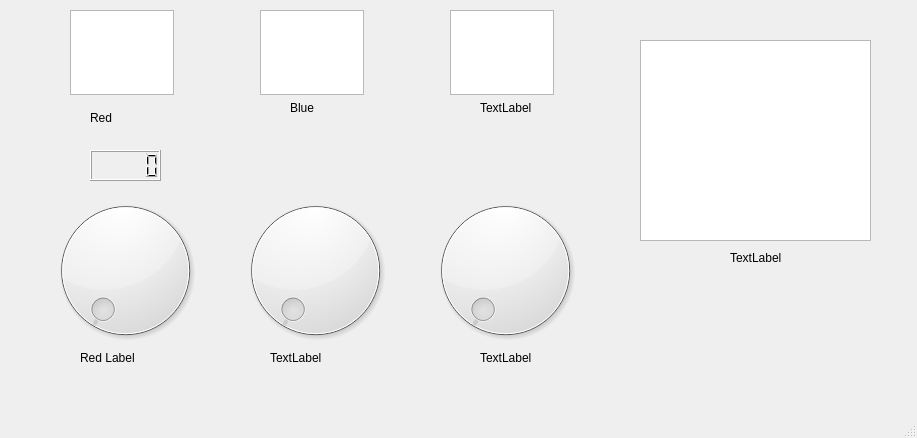
Before: the Qt Designer form QDial-ex/mainwindow.ui in Saptarshi-max/Qt-Examples, drawn with Qt 5.
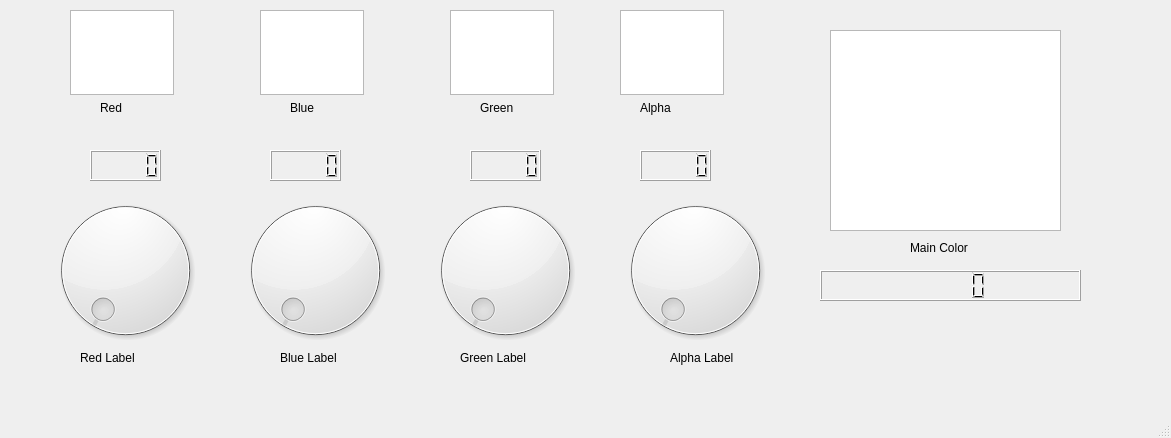
After: the same form once the commit is applied.

Commit message: Updated QtDial UI- Added Alpha Parameter

```diff
--- a/QDial-ex/mainwindow.ui
+++ b/QDial-ex/mainwindow.ui
@@ -6,7 +6,7 @@
    <rect>
     <x>0</x>
     <y>0</y>
-    <width>917</width>
+    <width>1171</width>
     <height>438</height>
    </rect>
   </property>
@@ -47,8 +47,8 @@
    <widget class="QTextEdit" name="textEdit">
     <property name="geometry">
      <rect>
-      <x>640</x>
-      <y>40</y>
+      <x>830</x>
+      <y>30</y>
       <width>231</width>
       <height>201</height>
      </rect>
@@ -107,7 +107,7 @@
      </rect>
     </property>
     <property name="text">
-     <string>TextLabel</string>
+     <string>Green</string>
     </property>
    </widget>
    <widget class="QLabel" name="label_4">
@@ -126,8 +126,8 @@
    <widget class="QLabel" name="label_5">
     <property name="geometry">
      <rect>
-      <x>90</x>
-      <y>110</y>
+      <x>100</x>
+      <y>100</y>
       <width>55</width>
       <height>16</height>
      </rect>
@@ -139,40 +139,40 @@
    <widget class="QLabel" name="label_3">
     <property name="geometry">
      <rect>
-      <x>480</x>
+      <x>460</x>
       <y>350</y>
-      <width>55</width>
+      <width>81</width>
       <height>16</height>
      </rect>
     </property>
     <property name="text">
-     <string>TextLabel</string>
+     <string>Green Label</string>
     </property>
    </widget>
    <widget class="QLabel" name="label_7">
     <property name="geometry">
      <rect>
-      <x>730</x>
-      <y>250</y>
-      <width>55</width>
+      <x>910</x>
+      <y>240</y>
+      <width>111</width>
       <height>16</height>
      </rect>
     </property>
     <property name="text">
-     <string>TextLabel</string>
+     <string>Main Color </string>
     </property>
    </widget>
    <widget class="QLabel" name="label_8">
     <property name="geometry">
      <rect>
-      <x>270</x>
+      <x>280</x>
       <y>350</y>
-      <width>55</width>
+      <width>71</width>
       <height>16</height>
      </rect>
     </property>
     <property name="text">
-     <string>TextLabel</string>
+     <string>Blue Label</string>
     </property>
    </widget>
    <widget class="QLCDNumber" name="lcdNumber">
@@ -185,6 +185,92 @@
      </rect>
     </property>
    </widget>
+   <widget class="QDial" name="dial_4">
+    <property name="geometry">
+     <rect>
+      <x>600</x>
+      <y>190</y>
+      <width>191</width>
+      <height>161</height>
+     </rect>
+    </property>
+   </widget>
+   <widget class="QLabel" name="label_6">
+    <property name="geometry">
+     <rect>
+      <x>670</x>
+      <y>350</y>
+      <width>81</width>
+      <height>16</height>
+     </rect>
+    </property>
+    <property name="text">
+     <string>Alpha Label</string>
+    </property>
+   </widget>
+   <widget class="QTextEdit" name="textEdit_5">
+    <property name="geometry">
+     <rect>
+      <x>620</x>
+      <y>10</y>
+      <width>104</width>
+      <height>85</height>
+     </rect>
+    </property>
+   </widget>
+   <widget class="QLabel" name="label_9">
+    <property name="geometry">
+     <rect>
+      <x>640</x>
+      <y>100</y>
+      <width>55</width>
+      <height>16</height>
+     </rect>
+    </property>
+    <property name="text">
+     <string>Alpha</string>
+    </property>
+   </widget>
+   <widget class="QLCDNumber" name="lcdNumber_2">
+    <property name="geometry">
+     <rect>
+      <x>270</x>
+      <y>150</y>
+      <width>71</width>
+      <height>31</height>
+     </rect>
+    </property>
+   </widget>
+   <widget class="QLCDNumber" name="lcdNumber_3">
+    <property name="geometry">
+     <rect>
+      <x>470</x>
+      <y>150</y>
+      <width>71</width>
+      <height>31</height>
+     </rect>
+    </property>
+   </widget>
+   <widget class="QLCDNumber" name="lcdNumber_4">
+    <property name="geometry">
+     <rect>
+      <x>640</x>
+      <y>150</y>
+      <width>71</width>
+      <height>31</height>
+     </rect>
+    </property>
+   </widget>
+   <widget class="QLCDNumber" name="lcdNumber_5">
+    <property name="geometry">
+     <rect>
+      <x>820</x>
+      <y>270</y>
+      <width>261</width>
+      <height>31</height>
+     </rect>
+    </property>
+   </widget>
   </widget>
   <widget class="QMenuBar" name="menubar">
    <property name="geometry">
```
Left out of the diff: 2 changed lines with no effect on the pictures. The commit also changes 1 other file.
